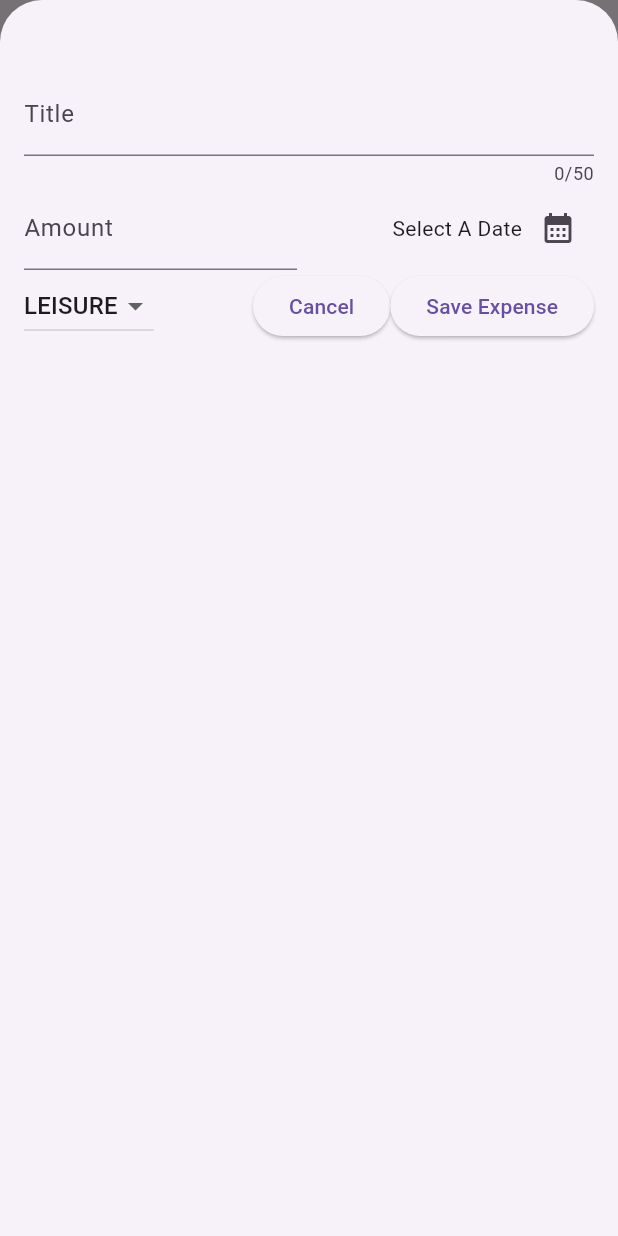
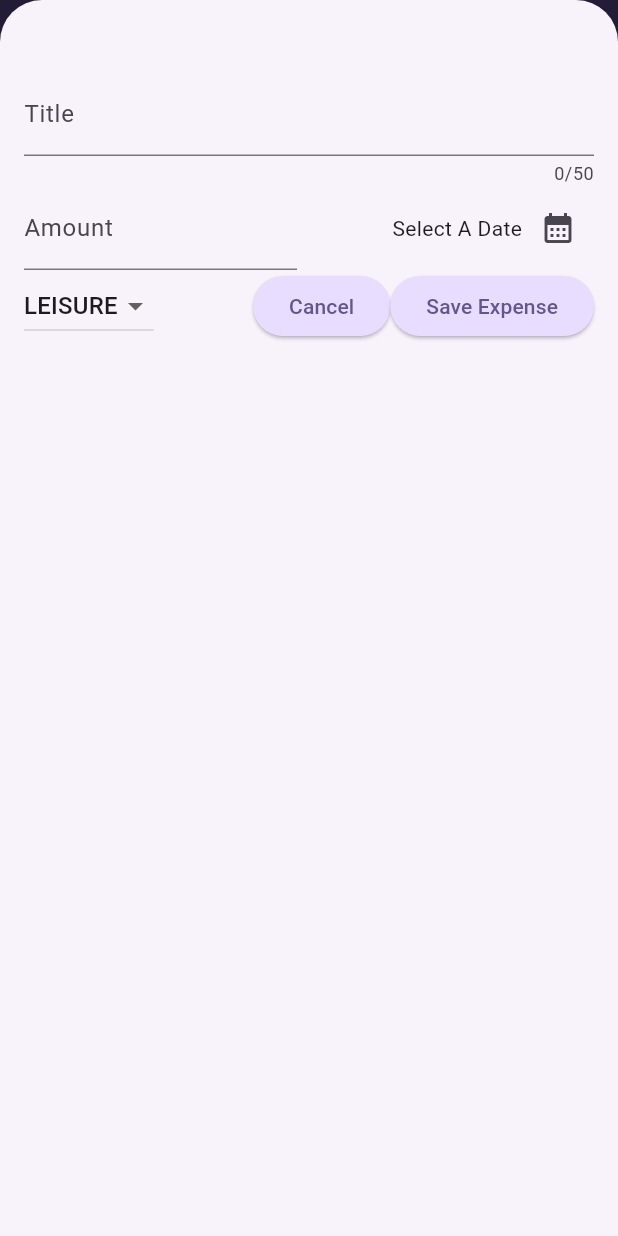
Before and after one commit to Salayka/expense_tracker_fa25, a Flutter app: the screen it shows after launch, after a tap on the "add" icon, on a phone screen of 412 x 824 dp. Run offline on Flutter 3.47's test engine with Material 3 defaults, Android fonts, the phone set to English and light mode, and no system bars.

Commit message:
Added theme and dark theme. Minor tweaks to style

```diff
--- a/lib/main.dart
+++ b/lib/main.dart
@@ -1,6 +1,55 @@
 import 'package:expense_tracker_fa25/widgets/expenses.dart';
 import 'package:flutter/material.dart';
 
+var kColorScheme = ColorScheme.fromSeed(
+  seedColor: const Color.fromARGB(255, 96, 59, 181),
+);
+var kDarkColorScheme = ColorScheme.fromSeed(
+  brightness: Brightness.dark,
+  seedColor: Color.fromARGB(255, 5, 99, 125),
+);
 void main() {
-  runApp(const MaterialApp(home: Expenses()));
+  runApp(
+    MaterialApp(
+      themeMode:ThemeMode.system,
+      darkTheme: ThemeData.dark().copyWith(
+        colorScheme: kDarkColorScheme,
+         cardTheme: CardThemeData().copyWith(
+          color: kDarkColorScheme.secondaryContainer,
+          margin: const EdgeInsets.symmetric(horizontal: 16, vertical: 8),
+        ),
+        elevatedButtonTheme: ElevatedButtonThemeData(
+          style: ElevatedButton.styleFrom(
+            backgroundColor: kDarkColorScheme.primaryContainer,
+            foregroundColor: kDarkColorScheme.onPrimaryContainer
+          ),
+        ),
+      ),
+      theme: ThemeData().copyWith(
+        colorScheme: kColorScheme,
+        appBarTheme: const AppBarTheme().copyWith(
+          backgroundColor: kColorScheme.onPrimaryContainer,
+          foregroundColor: kColorScheme.primaryContainer,
+        ),
+        cardTheme: CardThemeData().copyWith(
+          color: kColorScheme.secondaryContainer,
+          margin: const EdgeInsets.symmetric(horizontal: 16, vertical: 8),
+        ),
+        elevatedButtonTheme: ElevatedButtonThemeData(
+          style: ElevatedButton.styleFrom(
+            backgroundColor: kColorScheme.primaryContainer,
+          ),
+        ),
+        textTheme: ThemeData().textTheme.copyWith(
+          titleLarge: TextStyle(
+            fontWeight: FontWeight.normal,
+            color: kColorScheme.onSecondaryContainer,
+            fontSize: 24,
+          ),
+        ),
+      ),
+
+      home: Expenses(),
+    ),
+  );
 }
--- a/lib/widgets/chart/chart.dart
+++ b/lib/widgets/chart/chart.dart
@@ -33,7 +33,7 @@
       margin: const EdgeInsets.all(16),
       padding: const EdgeInsets.symmetric(vertical: 16, horizontal: 8),
       width: double.infinity,
-      height: 100,
+      height: 150,
       decoration: BoxDecoration(
         borderRadius: BorderRadius.circular(8),
         gradient: LinearGradient(
--- a/lib/widgets/expenses.dart
+++ b/lib/widgets/expenses.dart
@@ -1,3 +1,4 @@
+import 'package:expense_tracker_fa25/widgets/chart/chart.dart';
 import 'package:expense_tracker_fa25/widgets/expenses_list/expenses_list.dart';
 import 'package:expense_tracker_fa25/models/expense.dart';
 import 'package:expense_tracker_fa25/widgets/new_expense.dart';
@@ -92,7 +93,7 @@
       ),
       body: Column(
         children: [
-          Text("Chart"),
+          Chart(expenses:_registeredExpenses),
           Expanded(child: mainContent),
         ],
       ),
--- a/lib/widgets/expenses_list/expense_item.dart
+++ b/lib/widgets/expenses_list/expense_item.dart
@@ -1,3 +1,4 @@
+import 'package:expense_tracker_fa25/main.dart';
 import 'package:expense_tracker_fa25/models/expense.dart';
 import 'package:flutter/material.dart';
 
@@ -12,7 +13,7 @@
         padding: EdgeInsets.symmetric(horizontal: 20, vertical: 16),
         child: Column(
           children: [
-            Text(expense.title),
+            Text(expense.title, style:ThemeData().textTheme.titleLarge,),
             const SizedBox(height: 4),
             Row(
               children: [
--- a/lib/widgets/expenses_list/expenses_list.dart
+++ b/lib/widgets/expenses_list/expenses_list.dart
@@ -17,10 +17,10 @@
       itemBuilder: (ctx, index) => Dismissible(
         key: ValueKey(expenses[index]),
         background:Container(
-          // margin: EdgeInsets.symmetric(
-          //   horizontal: Theme.of(context).cardTheme.margin!.horizontal,
-          // ),
-          color: Theme.of(context).colorScheme.error
+          margin: EdgeInsets.symmetric(
+            horizontal: Theme.of(context).cardTheme.margin!.horizontal,
+          ),
+          color: Theme.of(context).colorScheme.error.withValues(alpha:.75)
         ),
         onDismissed: (direction) {
           onRemoveExpense(expenses[index]);
```
